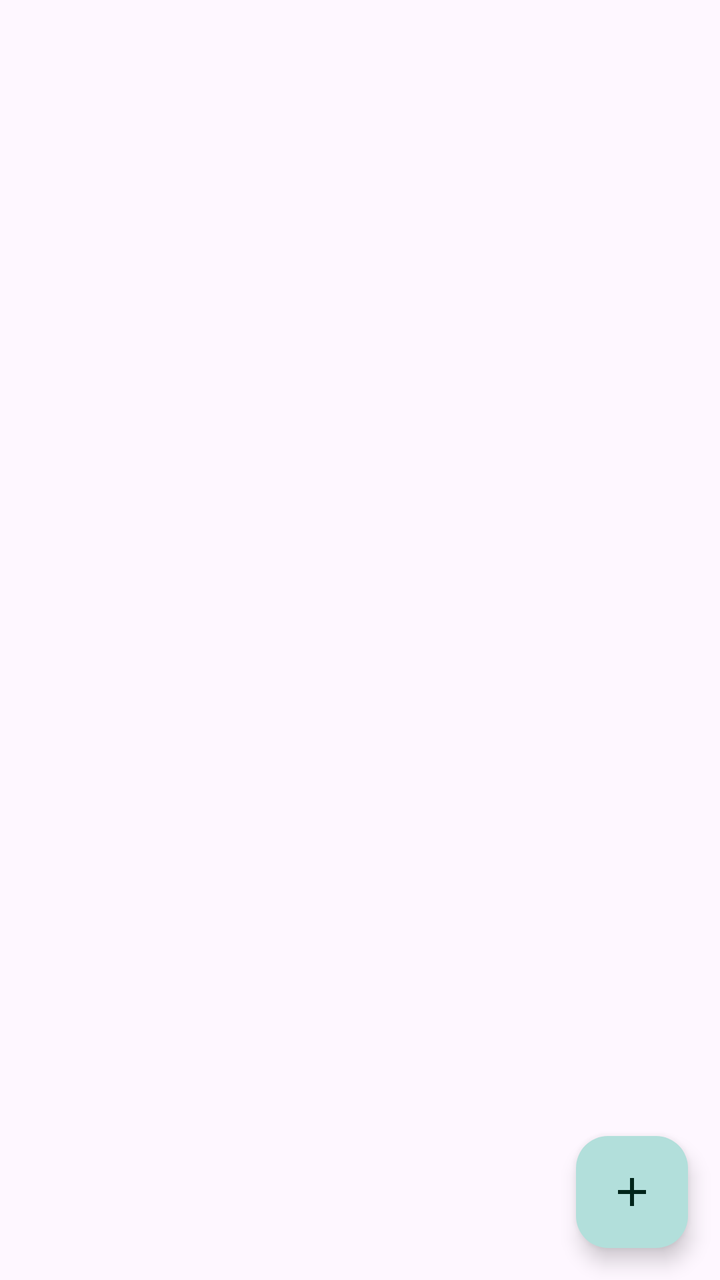
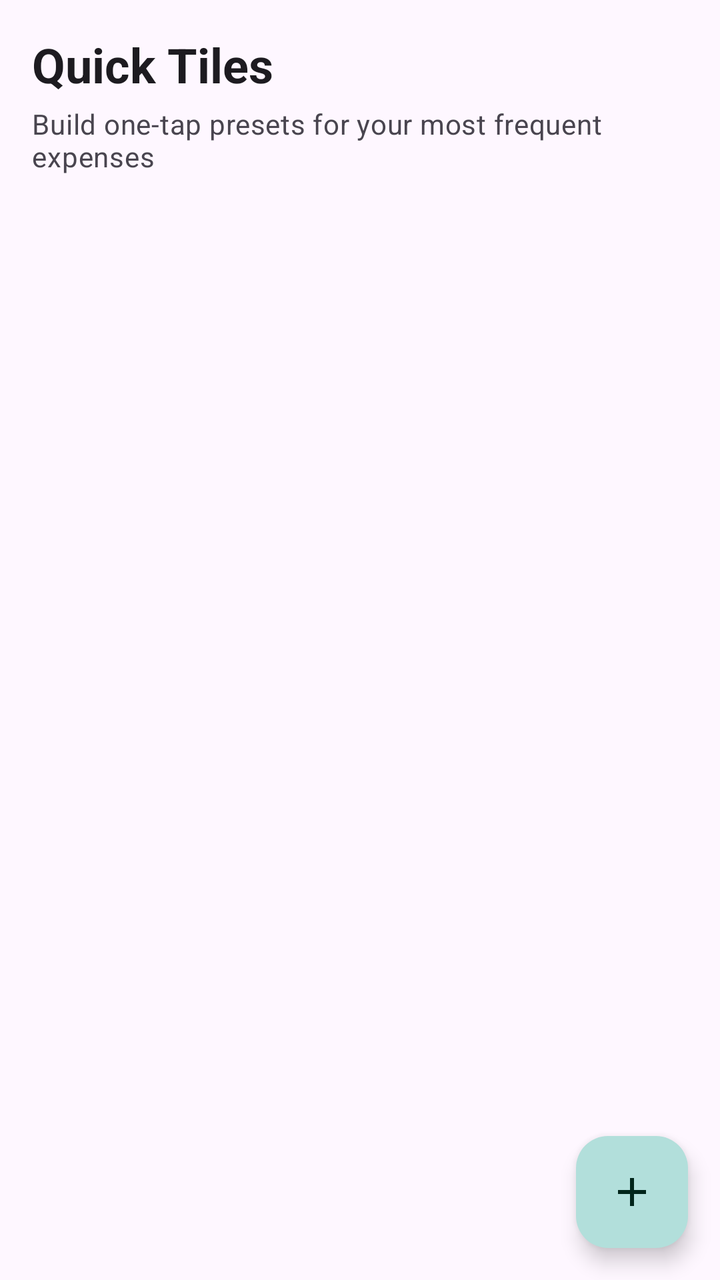

Before-and-after screenshots of an Android layout around one commit, followed by the original layout XML and the change that was made.
<!-- AndroidManifest.xml: application theme Theme.SpendWiseAI -->
<!-- res/layout/fragment_quick_tiles.xml -->
<?xml version="1.0" encoding="utf-8"?>
<androidx.coordinatorlayout.widget.CoordinatorLayout xmlns:android="http://schemas.android.com/apk/res/android"
    xmlns:app="http://schemas.android.com/apk/res-auto"
    android:layout_width="match_parent"
    android:layout_height="match_parent">

    <TextView
        android:id="@+id/text_empty"
        android:layout_width="match_parent"
        android:layout_height="match_parent"
        android:gravity="center"
        android:text="@string/no_quick_tiles"
        android:textColor="?android:attr/textColorSecondary"
        android:textSize="16sp"
        android:visibility="gone" />

    <androidx.recyclerview.widget.RecyclerView
        android:id="@+id/recycler_quick_tiles"
        android:layout_width="match_parent"
        android:layout_height="match_parent"
        android:padding="16dp"
        android:clipToPadding="false" />

    <com.google.android.material.floatingactionbutton.FloatingActionButton
        android:id="@+id/fab_add_tile"
        android:layout_width="wrap_content"
        android:layout_height="wrap_content"
        android:layout_gravity="bottom|end"
        android:layout_margin="16dp"
        android:src="@drawable/ic_add"
        android:contentDescription="@string/add_quick_tile"
        app:tint="?attr/colorOnPrimaryContainer"
        app:backgroundTint="?attr/colorPrimaryContainer" />

</androidx.coordinatorlayout.widget.CoordinatorLayout>
<!-- resources referenced by this layout -->
<resources>
  <!-- drawable ic_add (drawable) -->
  <vector xmlns:android="http://schemas.android.com/apk/res/android"
      android:width="24dp"
      android:height="24dp"
      android:viewportWidth="24"
      android:viewportHeight="24">
      <path
          android:fillColor="#000000"
          android:pathData="M19,13h-6v6h-2v-6H5v-2h6V5h2v6h6v2z"/>
  </vector>
  <string name="add_quick_tile">Add Quick Tile</string>
  <string name="no_quick_tiles">No quick tiles yet.\nTap + to add one.</string>
  <style name="Theme.SpendWiseAI" parent="Theme.Material3.DayNight.NoActionBar">
          
          <item name="colorPrimary">@color/md_theme_primary</item>
          <item name="colorOnPrimary">@color/md_theme_onPrimary</item>
          <item name="colorPrimaryContainer">@color/md_theme_primaryContainer</item>
          <item name="colorOnPrimaryContainer">@color/md_theme_onPrimaryContainer</item>
          
          <item name="colorSecondary">@color/md_theme_secondary</item>
          <item name="colorOnSecondary">@color/md_theme_onSecondary</item>
          <item name="colorSecondaryContainer">@color/md_theme_secondaryContainer</item>
          <item name="colorOnSecondaryContainer">@color/md_theme_onSecondaryContainer</item>
          
          <item name="colorSurface">@color/md_theme_surface</item>
          <item name="colorOnSurface">@color/md_theme_onSurface</item>
          <item name="colorSurfaceVariant">@color/md_theme_surfaceVariant</item>
          <item name="colorOnSurfaceVariant">@color/md_theme_onSurfaceVariant</item>
          <item name="colorOutline">@color/md_theme_outline</item>
          <item name="colorOutlineVariant">@color/md_theme_outlineVariant</item>
          
          <item name="android:statusBarColor">@color/md_theme_surface</item>
      </style>
  <color name="md_theme_primary">#00897B</color>
  <color name="md_theme_onPrimary">#FFFFFF</color>
  <color name="md_theme_primaryContainer">#B2DFDB</color>
  <color name="md_theme_onPrimaryContainer">#00251A</color>
  <color name="md_theme_secondary">#FF6F61</color>
  <color name="md_theme_onSecondary">#FFFFFF</color>
  <color name="md_theme_secondaryContainer">#FFE4E1</color>
  <color name="md_theme_onSecondaryContainer">#3B0000</color>
  <color name="md_theme_surface">#FFFFFF</color>
  <color name="md_theme_onSurface">#1C1B1F</color>
  <color name="md_theme_surfaceVariant">#E0F2F1</color>
  <color name="md_theme_onSurfaceVariant">#49454F</color>
  <color name="md_theme_outline">#79747E</color>
  <color name="md_theme_outlineVariant">#B2DFDB</color>
</resources>

<!-- the commit's change to res/layout/fragment_quick_tiles.xml (unified diff, before → after) -->
@@ -4,22 +4,53 @@
     android:layout_width="match_parent"
     android:layout_height="match_parent">
 
-    <TextView
-        android:id="@+id/text_empty"
+    <LinearLayout
         android:layout_width="match_parent"
         android:layout_height="match_parent"
-        android:gravity="center"
-        android:text="@string/no_quick_tiles"
-        android:textColor="?android:attr/textColorSecondary"
-        android:textSize="16sp"
-        android:visibility="gone" />
+        android:orientation="vertical"
+        android:padding="16dp">
 
-    <androidx.recyclerview.widget.RecyclerView
-        android:id="@+id/recycler_quick_tiles"
-        android:layout_width="match_parent"
-        android:layout_height="match_parent"
-        android:padding="16dp"
-        android:clipToPadding="false" />
+        <TextView
+            android:layout_width="wrap_content"
+            android:layout_height="wrap_content"
+            android:text="@string/quick_tiles"
+            android:textAppearance="?attr/textAppearanceHeadlineSmall"
+            android:textStyle="bold" />
+
+        <TextView
+            android:layout_width="wrap_content"
+            android:layout_height="wrap_content"
+            android:layout_marginTop="4dp"
+            android:text="@string/quick_tiles_subtitle"
+            android:textAppearance="?attr/textAppearanceBodyMedium"
+            android:textColor="?attr/colorOnSurfaceVariant" />
+
+        <FrameLayout
+            android:layout_width="match_parent"
+            android:layout_height="0dp"
+            android:layout_marginTop="12dp"
+            android:layout_weight="1">
+
+            <androidx.recyclerview.widget.RecyclerView
+                android:id="@+id/recycler_quick_tiles"
+                android:layout_width="match_parent"
+                android:layout_height="match_parent"
+                android:clipToPadding="false"
+                android:paddingBottom="80dp" />
+
+            <TextView
+                android:id="@+id/text_empty"
+                android:layout_width="match_parent"
+                android:layout_height="match_parent"
+                android:gravity="center"
+                android:text="@string/no_quick_tiles"
+                android:textAppearance="?attr/textAppearanceBodyLarge"
+                android:textColor="?attr/colorOnSurfaceVariant"
+                android:visibility="gone" />
+
+        </FrameLayout>
+
+    </LinearLayout>
 
     <com.google.android.material.floatingactionbutton.FloatingActionButton
         android:id="@+id/fab_add_tile"
<!-- resource entries referenced after the edit -->
@@ -12,6 +12,8 @@
   </vector>
   <string name="add_quick_tile">Add Quick Tile</string>
   <string name="no_quick_tiles">No quick tiles yet.\nTap + to add one.</string>
+  <string name="quick_tiles">Quick Tiles</string>
+  <string name="quick_tiles_subtitle">Build one-tap presets for your most frequent expenses</string>
   <style name="Theme.SpendWiseAI" parent="Theme.Material3.DayNight.NoActionBar">
           
           <item name="colorPrimary">@color/md_theme_primary</item>
